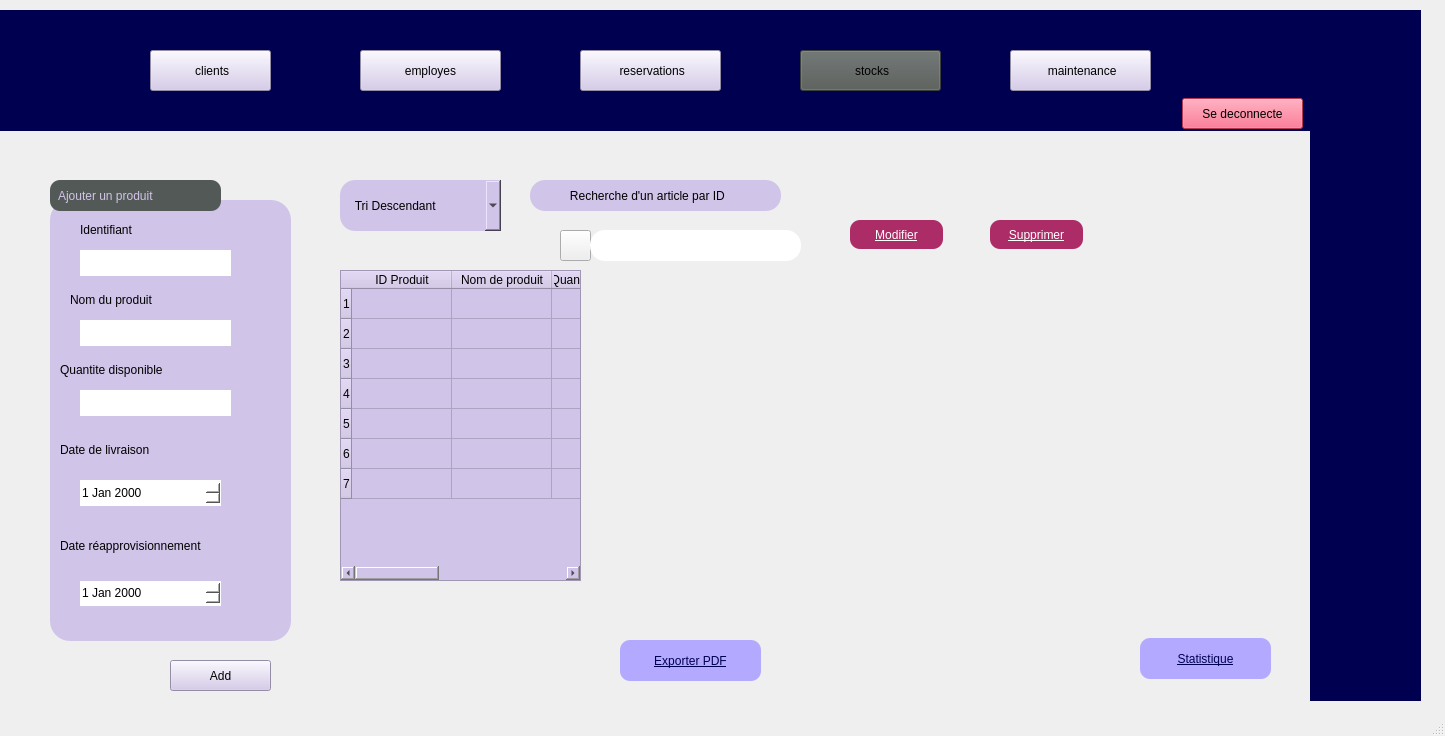
First picture: the form in mainwindow.ui, repository ProjetCpp-2425/projetcpp-smarthotel, before the edit.
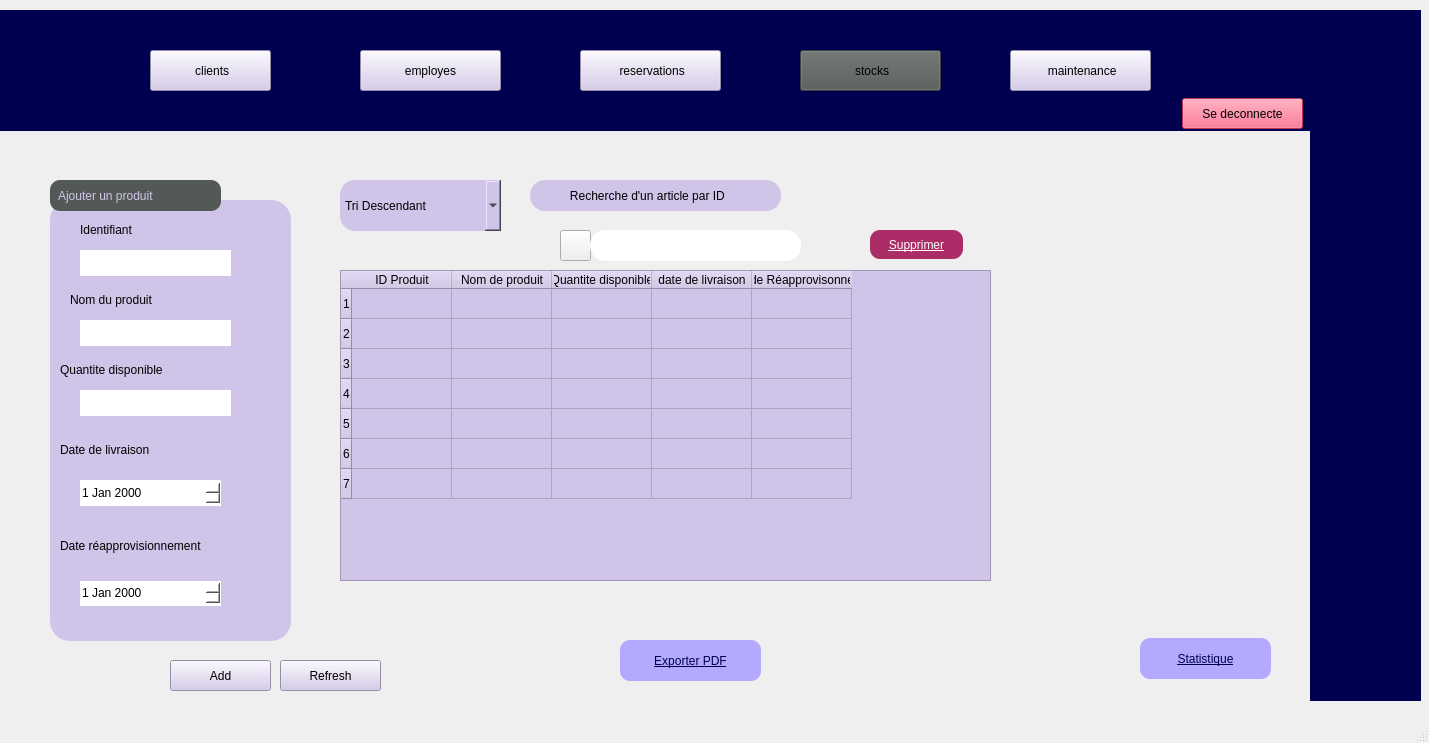
Second picture: the form after the edit. Icons and pictures are not drawn.

Patch:
```diff
--- a/mainwindow.ui
+++ b/mainwindow.ui
@@ -6,8 +6,8 @@
    <rect>
     <x>0</x>
     <y>0</y>
-    <width>1445</width>
-    <height>736</height>
+    <width>1429</width>
+    <height>743</height>
    </rect>
   </property>
   <property name="windowTitle">
@@ -249,31 +249,7 @@
        <string>            Recherche d'un article par ID</string>
       </property>
      </widget>
-     <widget class="QPushButton" name="pushButton_20">
-      <property name="geometry">
-       <rect>
-        <x>830</x>
-        <y>60</y>
-        <width>93</width>
-        <height>29</height>
-       </rect>
-      </property>
-      <property name="toolTip">
-       <string>&lt;html&gt;&lt;head/&gt;&lt;body&gt;&lt;p&gt;&lt;br/&gt;&lt;/p&gt;&lt;/body&gt;&lt;/html&gt;</string>
-      </property>
-      <property name="styleSheet">
-       <string notr="true"> background-color: rgb(172, 44, 103);
-border-radius:10px;
-color: rgb(255, 255, 255);
- 
-font: 700 10pt &quot;Segoe UI&quot;;
-text-decoration: underline;</string>
-      </property>
-      <property name="text">
-       <string>Modifier</string>
-      </property>
-     </widget>
-     <widget class="QPushButton" name="pushButton_21">
+     <widget class="QPushButton" name="pushButton_28">
       <property name="geometry">
        <rect>
         <x>540</x>
@@ -307,7 +283,7 @@
       </property>
       <item>
        <property name="text">
-        <string>   Tri Descendant</string>
+        <string>Tri Descendant</string>
        </property>
       </item>
       <item>
@@ -455,8 +431,8 @@
      <widget class="QPushButton" name="pushButton_24">
       <property name="geometry">
        <rect>
-        <x>970</x>
-        <y>60</y>
+        <x>850</x>
+        <y>70</y>
         <width>93</width>
         <height>29</height>
        </rect>
@@ -540,7 +516,7 @@
        <rect>
         <x>320</x>
         <y>110</y>
-        <width>241</width>
+        <width>651</width>
         <height>311</height>
        </rect>
       </property>
@@ -608,6 +584,23 @@
        </property>
       </item>
      </widget>
+     <widget class="QPushButton" name="pushButton_21">
+      <property name="geometry">
+       <rect>
+        <x>260</x>
+        <y>500</y>
+        <width>101</width>
+        <height>31</height>
+       </rect>
+      </property>
+      <property name="styleSheet">
+       <string notr="true">background-color: rgb(209, 196, 233);
+font: 700 9pt &quot;Segoe UI&quot;;</string>
+      </property>
+      <property name="text">
+       <string>Refresh</string>
+      </property>
+     </widget>
     </widget>
     <widget class="QWidget" name="page_4">
      <widget class="QPushButton" name="pushButton_2">
```
Left out of the diff: 25 changed lines with no effect on the pictures.
